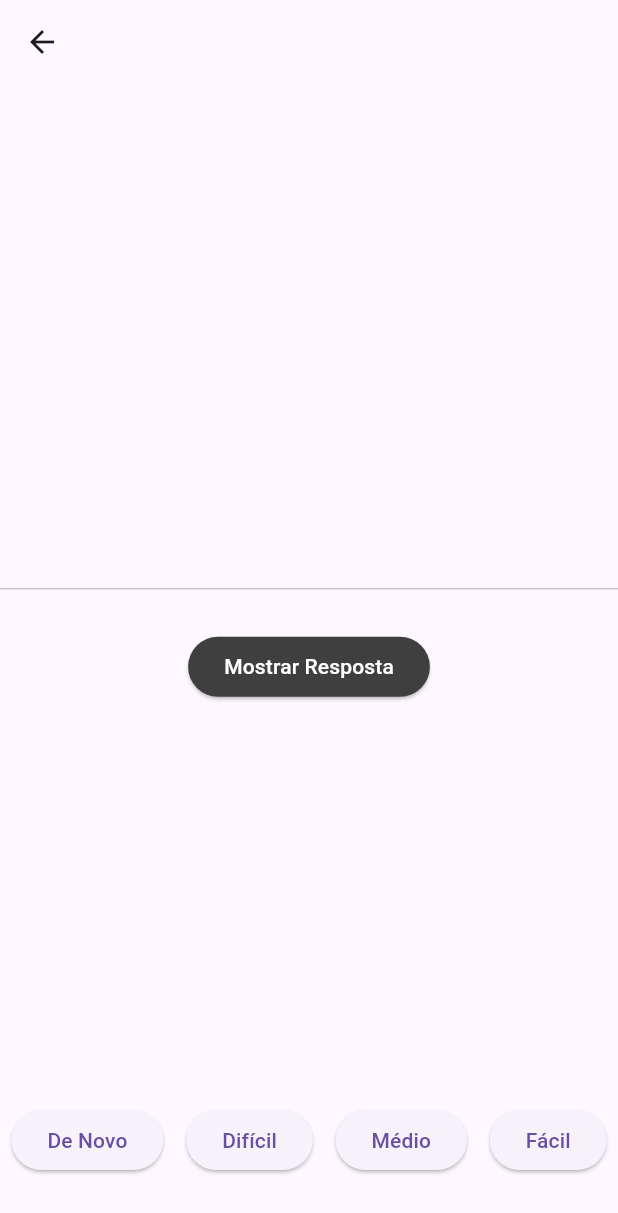
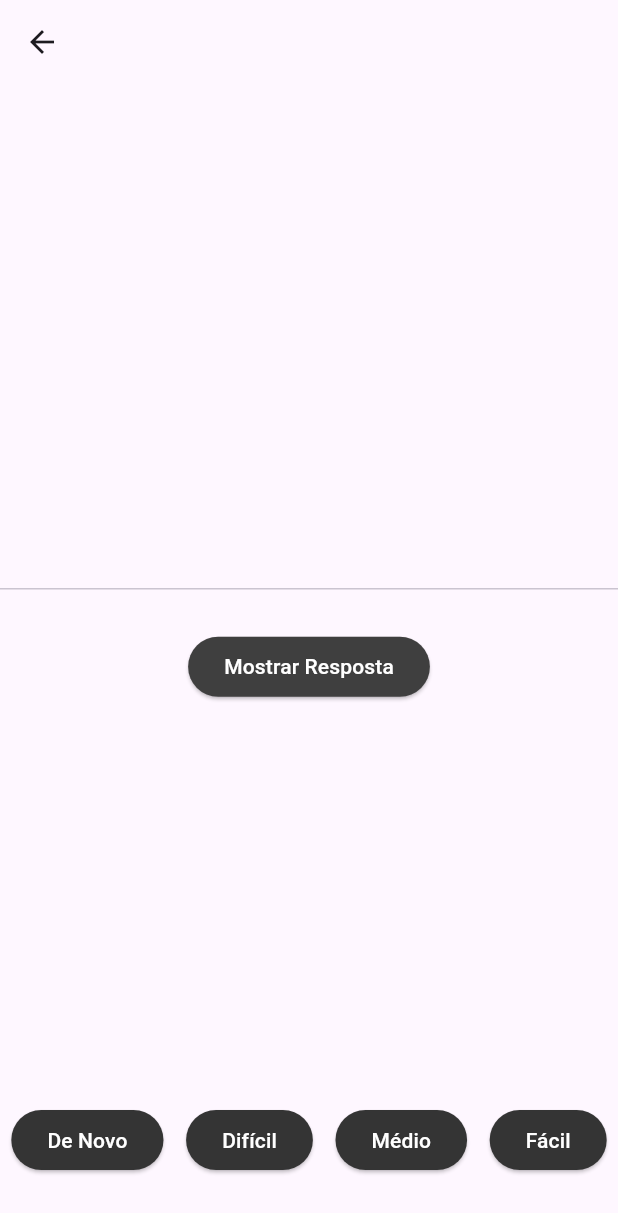
Before and after one commit to caioMugge/Wonkie, a Flutter app: the FlashcardPage screen opened directly with empty values, on a phone screen of 412 x 824 dp. Shown: the top 1213 px of the screen. Run offline on Flutter 3.47's test engine with Material 3 defaults, Android fonts, the phone set to English and light mode, and no system bars.

Commit message:
pequena correçao nos botoes

```diff
--- a/wonkie/lib/flashcard.dart
+++ b/wonkie/lib/flashcard.dart
@@ -101,18 +101,34 @@ class _FlashcardPageState
                         .spaceAround,
                 children: [
                   ElevatedButton(
+                    style: ElevatedButton.styleFrom(
+                    backgroundColor: const Color.fromARGB(255, 52, 52, 52),
+                    foregroundColor: Colors.white,
+                  ),
                     onPressed: () {},
                     child: const Text('De Novo'),
                   ),
                   ElevatedButton(
+                    style: ElevatedButton.styleFrom(
+                    backgroundColor: const Color.fromARGB(255, 52, 52, 52),
+                    foregroundColor: Colors.white,
+                  ),
                     onPressed: () {},
                     child: const Text('Difícil'),
                   ),
                   ElevatedButton(
+                    style: ElevatedButton.styleFrom(
+                    backgroundColor: const Color.fromARGB(255, 52, 52, 52),
+                    foregroundColor: Colors.white,
+                  ),
                     onPressed: () {},
                     child: const Text('Médio'),
                   ),
                   ElevatedButton(
+                    style: ElevatedButton.styleFrom(
+                    backgroundColor: const Color.fromARGB(255, 52, 52, 52),
+                    foregroundColor: Colors.white,
+                  ),
                     onPressed: () {},
                     child: const Text('Fácil'),
                   ),
```
